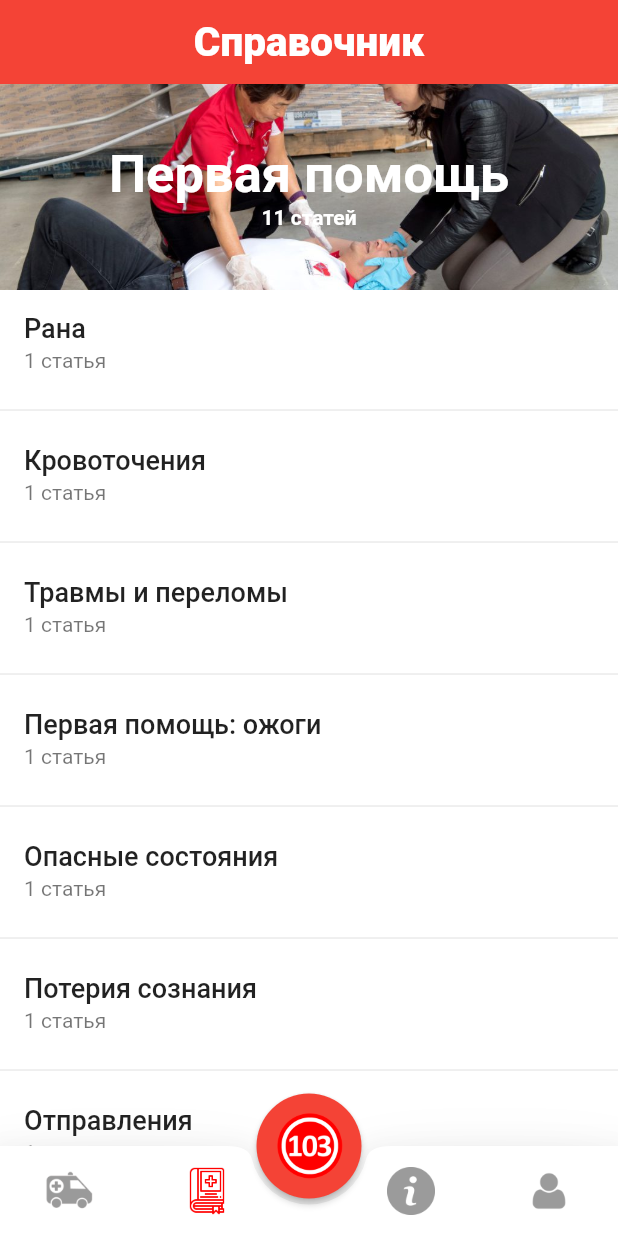
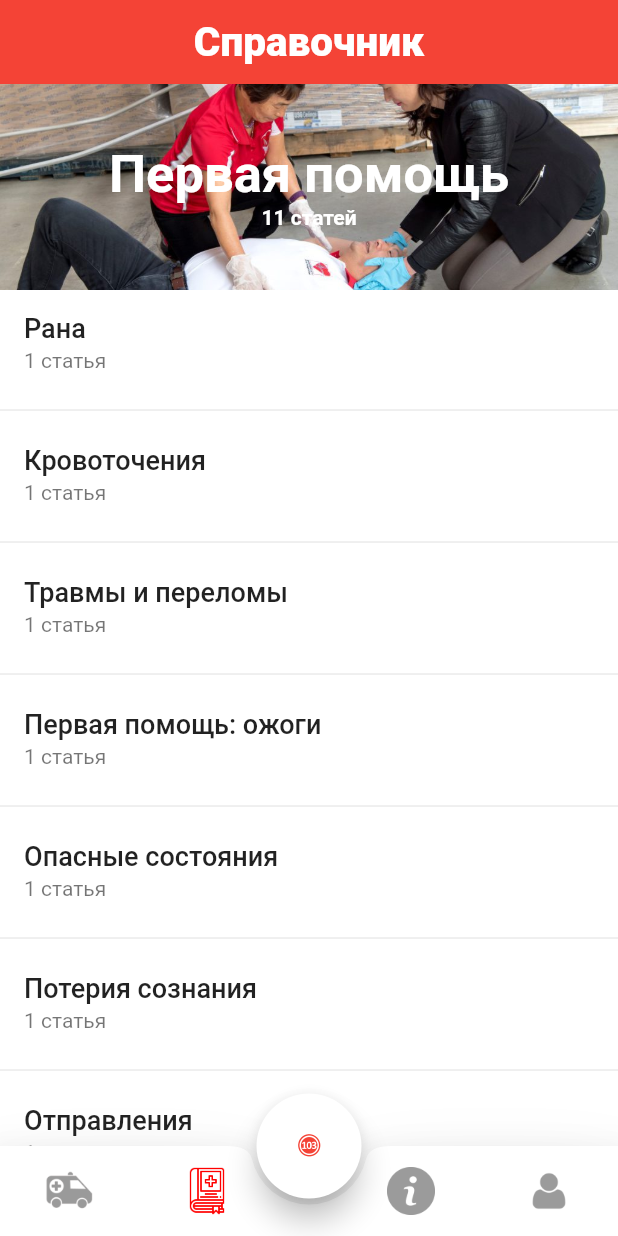
Before and after one commit to Sanjarbek17/health_care, a Flutter app: the screen it shows after launch, item 2 of the bottom bar chosen, on a phone screen of 412 x 824 dp. Run offline on Flutter 3.47's test engine with Material 2 defaults, Android fonts, the phone set to English and light mode, and no system bars; drawn by our look-alikes of flutter_speed_dial; our stand-ins replace flutter_map, geolocator, latlong2; missing offline and left inert: flutter_map_location_marker; statements that could not run were skipped.

Commit message:
main button extened added

```diff
--- a/lib/screens/constants.dart
+++ b/lib/screens/constants.dart
@@ -2,6 +2,18 @@
 const String appBarTitle = '103';
 // main screen appbar leading text
 const String appBarLeadingText = 'служба скорой помощи в Самарканде';
+// main button first text
+const String mainButtonFirstText = 'Я здесь б мне нужна помощь';
+// main button subtitle text
+const String mainButtonFirstSubtitleText = 'Ваши координаты отправятся к оператору скорой помощи';
+// main button second text
+const String mainButtonSecondText = 'Вызвать 103 по телефону';
+// main button second subtitle text
+const String mainButtonSecondSubtitleText = 'Удерживайте кнопку 5 секунд ';
+// main button third text
+const String mainButtonThirdText = 'Вызвать 103 по смс';
+// main button third subtitle text
+const String mainButtonThirdSubtitleText = 'Отправьте запрос о помощи по смс';
 
 // 103 image path
 const String image_103 = 'assets/logo1034.png';
--- a/lib/screens/home_screen.dart
+++ b/lib/screens/home_screen.dart
@@ -1,4 +1,5 @@
 import 'package:flutter/material.dart';
+import 'package:flutter_speed_dial/flutter_speed_dial.dart';
 
 import '../screens/catalog_screen.dart';
 import '../screens/info_screen.dart';
@@ -6,6 +7,7 @@ import '../screens/map_screen.dart';
 import '../screens/profil_screen.dart';
 
 import '../style/main_style.dart';
+import '../style/my_flutter_app_icons.dart';
 
 import 'constants.dart';
 
@@ -26,6 +28,8 @@ class _HomeScreenState extends State<HomeScreen> {
   ];
   @override
   Widget build(BuildContext context) {
+    final double width = MediaQuery.of(context).size.width;
+
     return MaterialApp(
       theme: theme,
       home: Scaffold(
@@ -78,12 +82,68 @@ class _HomeScreenState extends State<HomeScreen> {
         floatingActionButton: SizedBox(
           width: 70,
           height: 70,
-          child: FloatingActionButton(
-              elevation: 2,
-              child: Image.asset(
-                image_103,
+          child: SpeedDial(
+            icon: MyFlutterApp.logo1034,
+            activeIcon: Icons.close,
+            iconTheme: IconThemeData(color: Colors.red),
+            // this is ignored if animatedIcon is non null
+            // child: Icon(Icons.add),
+            visible: true,
+            // If true user is forced to close dial manually
+            // by tapping main button and overlay is not rendered.
+            // childPadding: EdgeInsets.all(30),
+            closeManually: false,
+            childrenButtonSize: Size(width * 0.9, 70),
+            curve: Curves.bounceIn,
+            overlayColor: Colors.black,
+            overlayOpacity: 0.5,
+            onOpen: () => print('OPENING DIAL'),
+            onClose: () => print('DIAL CLOSED'),
+            tooltip: '102',
+            heroTag: 'speed-dial-hero-tag',
+            backgroundColor: Colors.white,
+            foregroundColor: Colors.black,
+            elevation: 8.0,
+            shape: const CircleBorder(),
+            children: [
+              SpeedDialChild(
+                child: const ListTile(
+                  textColor: Colors.white,
+                  iconColor: Colors.white,
+                  leading: Icon(Icons.sms),
+                  title: Text(mainButtonThirdText),
+                  subtitle: Text(mainButtonThirdSubtitleText, style: TextStyle(fontSize: 10)),
+                ),
+                backgroundColor: Colors.red,
+                shape: RoundedRectangleBorder(borderRadius: BorderRadius.circular(2)),
+                onTap: () => print('FIRST CHILD'),
               ),
-              onPressed: () {}),
+              SpeedDialChild(
+                child: const ListTile(
+                  textColor: Colors.white,
+                  iconColor: Colors.white,
+                  leading: Icon(Icons.phone_iphone_rounded),
+                  title: Text(mainButtonSecondText),
+                  subtitle: Text(mainButtonSecondSubtitleText, style: TextStyle(fontSize: 10)),
+                ),
+                backgroundColor: Colors.red,
+                shape: RoundedRectangleBorder(borderRadius: BorderRadius.circular(2)),
+                onTap: () => print('FIRST CHILD'),
+              ),
+              SpeedDialChild(
+                child: const ListTile(
+                  textColor: Colors.white,
+                  iconColor: Colors.white,
+                  leading: Icon(Icons.place_outlined),
+                  title: Text(mainButtonFirstText),
+                  subtitle: Text(mainButtonFirstSubtitleText, style: TextStyle(fontSize: 10)),
+                ),
+                backgroundColor: Colors.red,
+                shape: RoundedRectangleBorder(borderRadius: BorderRadius.circular(2)),
+                onTap: () => print('FIRST CHILD'),
+              ),
+            ],
+          ),
         ),
         floatingActionButtonLocation: FloatingActionButtonLocation.centerDocked,
       ),
--- /dev/null
+++ b/lib/style/my_flutter_app_icons.dart
@@ -0,0 +1,25 @@
+/// Flutter icons MyFlutterApp
+/// Copyright (C) 2023 by original authors @ fluttericon.com, fontello.com
+/// This font was generated by FlutterIcon.com, which is derived from Fontello.
+///
+/// To use this font, place it in your fonts/ directory and include the
+/// following in your pubspec.yaml
+///
+/// flutter:
+///   fonts:
+///    - family:  MyFlutterApp
+///      fonts:
+///       - asset: fonts/MyFlutterApp.ttf
+///
+///
+///
+import 'package:flutter/widgets.dart';
+
+class MyFlutterApp {
+  MyFlutterApp._();
+
+  static const _kFontFam = 'MyFlutterApp';
+  static const String? _kFontPkg = null;
+
+  static const IconData logo1034 = IconData(0xe800, fontFamily: _kFontFam, fontPackage: _kFontPkg);
+}
--- a/pubspec.yaml
+++ b/pubspec.yaml
@@ -39,6 +39,7 @@ dependencies:
   latlong2: ^0.8.1
   flutter_map_location_marker: ^5.3.0
   geolocator: ^9.0.2
+  flutter_speed_dial: ^6.2.0
 
 dev_dependencies:
   flutter_test:
@@ -78,6 +79,11 @@ flutter:
   # "family" key with the font family name, and a "fonts" key with a
   # list giving the asset and other descriptors for the font. For
   # example:
+
+  fonts:
+  - family:  MyFlutterApp
+    fonts:
+      - asset: fonts/MyFlutterApp.ttf
   # fonts:
   #   - family: Schyler
   #     fonts:
```
Also changed, not shown: fonts/MyFlutterApp.ttf (added), pubspec.lock.
